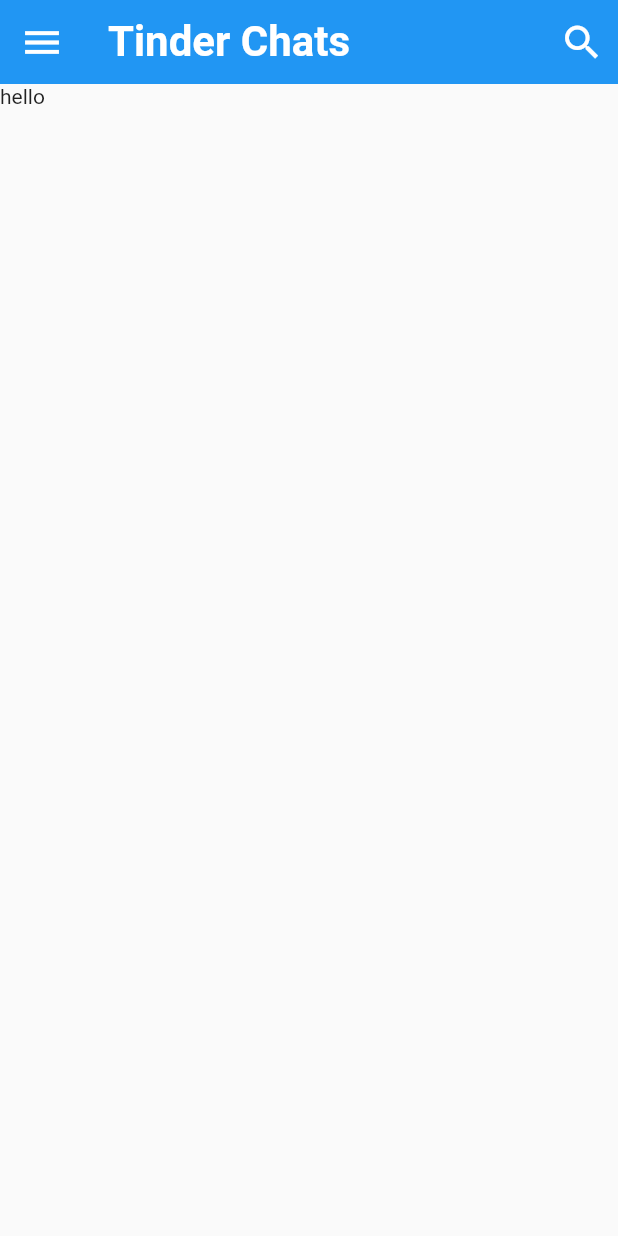
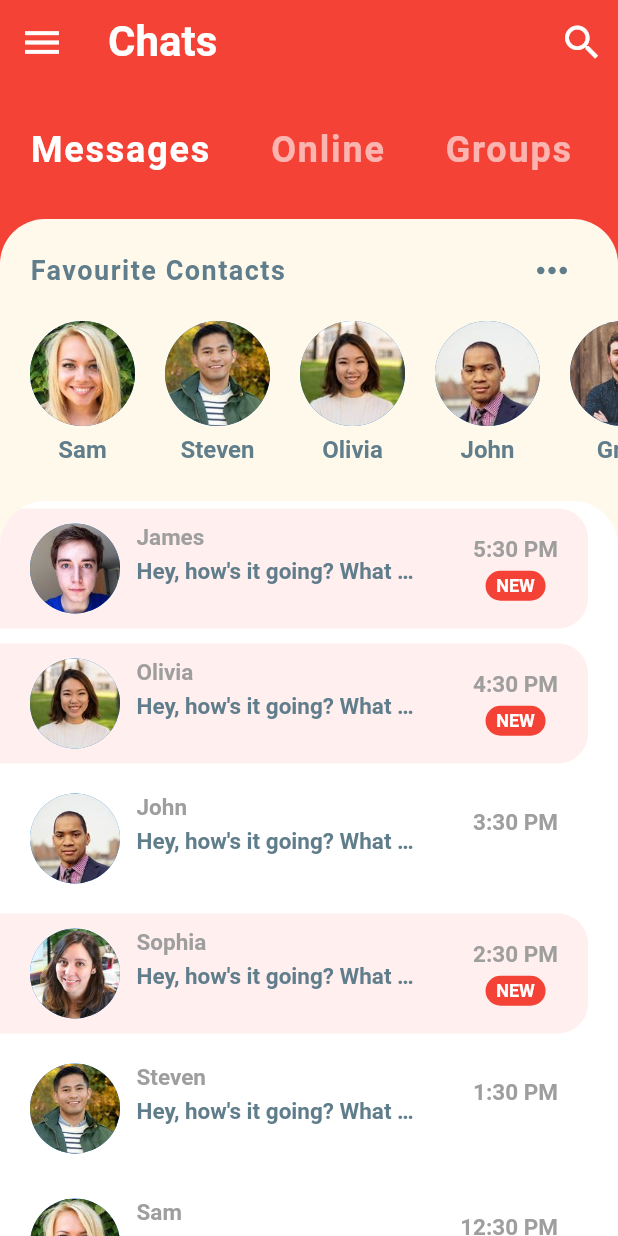
Before and after one commit to ishanbhawantha/flutter_chat_application_ui, a Flutter app: the screen it shows after launch, on a phone screen of 412 x 824 dp. Run offline on Flutter 3.47's test engine with Material 2 defaults, Android fonts, the phone set to English and light mode, and no system bars.

Commit message:
Completed UI in chat part

```diff
--- a/lib/main.dart
+++ b/lib/main.dart
@@ -8,9 +8,11 @@ class MyApp extends StatelessWidget {
   @override
   Widget build(BuildContext context) {
     return MaterialApp(
-      title: 'Flutter Demo',
+      title: 'Tinder Chat',
+      debugShowCheckedModeBanner: false,
       theme: ThemeData(
-        primarySwatch: Colors.blue,
+        primaryColor: Colors.red,
+        accentColor: Color(0xFFFEF9EB),
       ),
       home: HomeScreen(),
     );
--- a/lib/models/message_model.dart
+++ b/lib/models/message_model.dart
@@ -84,7 +84,7 @@ List<Message> chats = [
   Message(
     sender: greg,
     time: '11:30 AM',
-    text: 'Hey, how\'s it going? What did you do today?',
+    text: 'Hey, how\'s it going?',
     isLiked: false,
     unread: false,
   ),
--- a/lib/screens/home_screen.dart
+++ b/lib/screens/home_screen.dart
@@ -1,4 +1,7 @@
 import 'package:flutter/material.dart';
+import 'package:flutter_chat_ui_starter/widgets/category_selector.dart';
+import 'package:flutter_chat_ui_starter/widgets/favourite_contacts.dart';
+import 'package:flutter_chat_ui_starter/widgets/recent_chats.dart';
 
 class HomeScreen extends StatefulWidget {
   @override
@@ -9,17 +12,19 @@ class _HomeScreenState extends State<HomeScreen> {
   @override
   Widget build(BuildContext context) {
     return Scaffold(
+        backgroundColor: Theme.of(context).primaryColor,
         appBar: AppBar(
           leading: IconButton(
             icon: Icon(Icons.menu),
             iconSize: 30.0,
             color: Colors.white,
-        onPressed: (){},
+            onPressed: () {},
           ),
-       title: Text('Tinder Chats',
+          title: Text(
+            'Chats',
             style: TextStyle(
               fontSize: 28.0,
-           fontWeight: FontWeight.bold
+              fontWeight: FontWeight.bold,
             ),
           ),
           elevation: 0.0,
@@ -28,11 +33,31 @@ class _HomeScreenState extends State<HomeScreen> {
               icon: Icon(Icons.search),
               iconSize: 30.0,
               color: Colors.white,
-            onPressed: (){},
+              onPressed: () {},
             ),
           ],
         ),
-      body:Text('hello')
-    );
+        body: Column(
+          children: <Widget>[
+            CategorySelector(),
+            Expanded(
+              child: Container(
+                decoration: BoxDecoration(
+                  color: Theme.of(context).accentColor,
+                  borderRadius: BorderRadius.only(
+                    topLeft: Radius.circular(30.0),
+                    topRight: Radius.circular(30.0),
+                  ),
+                ),
+                child: Column(
+                  children: <Widget>[
+                    FavouriteContacts(),
+                    RecentChats(),
+                  ],
+                ),
+              ),
+            ),
+          ],
+        ));
   }
 }
--- /dev/null
+++ b/lib/widgets/category_selector.dart
@@ -0,0 +1,47 @@
+import 'package:flutter/material.dart';
+
+class CategorySelector extends StatefulWidget {
+  @override
+  _CategorySelectorState createState() => _CategorySelectorState();
+}
+
+class _CategorySelectorState extends State<CategorySelector> {
+  int selectedIndex = 0;
+  final List<String> categories = ['Messages', 'Online', 'Groups', 'Requests'];
+
+  @override
+  Widget build(BuildContext context) {
+    return Container(
+      height: 90.0,
+      color: Theme.of(context).primaryColor,
+      child: ListView.builder(
+        scrollDirection: Axis.horizontal,
+        itemCount: categories.length,
+        itemBuilder: (BuildContext context, int index) {
+          return GestureDetector(
+            onTap: () {
+              setState(() {
+                selectedIndex = index;
+              });
+            },
+            child: Padding(
+              padding: EdgeInsets.symmetric(
+                horizontal: 20.0,
+                vertical: 30,
+              ),
+              child: Text(
+                categories[index],
+                style: TextStyle(
+                  color: index == selectedIndex ? Colors.white : Colors.white60,
+                  fontSize: 24.0,
+                  fontWeight: FontWeight.bold,
+                  letterSpacing: 1.2,
+                ),
+              ),
+            ),
+          );
+        },
+      ),
+    );
+  }
+}
--- /dev/null
+++ b/lib/widgets/favourite_contacts.dart
@@ -0,0 +1,79 @@
+import 'package:flutter/material.dart';
+import 'package:flutter_chat_ui_starter/models/message_model.dart';
+import 'package:flutter_chat_ui_starter/screens/chat_screen.dart';
+
+class FavouriteContacts extends StatelessWidget {
+  @override
+  Widget build(BuildContext context) {
+    return Padding(
+      padding: EdgeInsets.symmetric(vertical: 10.0),
+      child: Column(
+        children: <Widget>[
+          Padding(
+            padding: EdgeInsets.symmetric(horizontal: 20.0),
+            child: Row(
+                mainAxisAlignment: MainAxisAlignment.spaceBetween,
+                children: <Widget>[
+                  Text(
+                    'Favourite Contacts',
+                    style: TextStyle(
+                      color: Colors.blueGrey,
+                      fontSize: 18.0,
+                      fontWeight: FontWeight.bold,
+                      letterSpacing: 1.0,
+                    ),
+                  ),
+                  IconButton(
+                    icon: Icon(Icons.more_horiz),
+                    iconSize: 30.0,
+                    color: Colors.blueGrey,
+                    onPressed: () {},
+                  )
+                ]),
+          ),
+          Container(
+            height: 120.0,
+            child: ListView.builder(
+              padding: EdgeInsets.only(left: 10.0),
+              scrollDirection: Axis.horizontal,
+              itemCount: favorites.length,
+              itemBuilder: (BuildContext context, int index) {
+                return GestureDetector(
+                  onTap: () => Navigator.push(
+                    context,
+                    MaterialPageRoute(
+                      builder: (_) => ChatScreen(
+                        user: favorites[index],
+                      ),
+                    ),
+                  ),
+                  child: Padding(
+                    padding: EdgeInsets.all(10.0),
+                    child: Column(
+                      children: <Widget>[
+                        CircleAvatar(
+                          radius: 35.0,
+                          backgroundImage:
+                              AssetImage(favorites[index].imageUrl),
+                        ),
+                        SizedBox(height: 6.0),
+                        Text(
+                          favorites[index].name,
+                          style: TextStyle(
+                            color: Colors.blueGrey,
+                            fontSize: 16.0,
+                            fontWeight: FontWeight.w600,
+                          ),
+                        ),
+                      ],
+                    ),
+                  ),
+                );
+              },
+            ),
+          ),
+        ],
+      ),
+    );
+  }
+}
--- /dev/null
+++ b/lib/widgets/recent_chats.dart
@@ -0,0 +1,135 @@
+import 'package:flutter/material.dart';
+import 'package:flutter_chat_ui_starter/models/message_model.dart';
+import 'package:flutter_chat_ui_starter/screens/chat_screen.dart';
+
+class RecentChats extends StatelessWidget {
+  @override
+  Widget build(BuildContext context) {
+    return Expanded(
+      child: Container(
+        height: 300.0,
+        decoration: BoxDecoration(
+          color: Colors.white,
+          borderRadius: BorderRadius.only(
+            topLeft: Radius.circular(30.0),
+            topRight: Radius.circular(30.0),
+          ),
+        ),
+        child: ClipRRect(
+          borderRadius: BorderRadius.only(
+            topLeft: Radius.circular(30.0),
+            topRight: Radius.circular(30.0),
+          ),
+          child: ListView.builder(
+            itemCount: chats.length,
+            itemBuilder: (BuildContext context, int index) {
+              final Message chat = chats[index];
+              return GestureDetector(
+                onTap: () => Navigator.push(
+                    context,
+                    MaterialPageRoute(
+                      builder: (_) => ChatScreen(
+                        user: chat.sender,
+                      ),
+                    )),
+                child: Container(
+                  margin: EdgeInsets.only(top: 5.0, bottom: 5.0, right: 20.0),
+                  padding:
+                      EdgeInsets.symmetric(horizontal: 20.0, vertical: 10.0),
+                  decoration: BoxDecoration(
+                    color: chat.unread ? Color(0xFFFFEFEE) : Colors.white,
+                    borderRadius: BorderRadius.only(
+                      topRight: Radius.circular(20.0),
+                      bottomRight: Radius.circular(20.0),
+                    ),
+                  ),
+                  child: Row(
+                    mainAxisAlignment: MainAxisAlignment.spaceBetween,
+                    children: <Widget>[
+                      Center(
+                        child: Wrap(
+                          spacing: -2.0,
+//                        runSpacing: 4.0,
+                          direction: Axis.horizontal,
+                          children: <Widget>[
+                            CircleAvatar(
+                              radius: 30.0,
+                              backgroundImage: AssetImage(chat.sender.imageUrl),
+                            ),
+                            SizedBox(
+                              width: 15.0,
+                            ),
+                            Column(
+                              crossAxisAlignment: CrossAxisAlignment.start,
+                              children: <Widget>[
+                                Text(
+                                  chat.sender.name,
+                                  style: TextStyle(
+                                      color: Colors.grey,
+                                      fontSize: 15.0,
+                                      fontWeight: FontWeight.bold),
+                                ),
+                                SizedBox(height: 5.0),
+                                Container(
+                                  width:
+                                      MediaQuery.of(context).size.width * 0.45,
+                                  child: Text(
+                                    chat.text,
+                                    style: TextStyle(
+                                      color: Colors.blueGrey,
+                                      fontSize: 15.0,
+                                      fontWeight: FontWeight.w600,
+                                    ),
+                                    overflow: TextOverflow.ellipsis,
+                                  ),
+                                ),
+                              ],
+                            ),
+                          ],
+                        ),
+                      ),
+                      Column(
+                        children: <Widget>[
+                          Text(
+                            chat.time,
+                            style: TextStyle(
+                              color: Colors.grey,
+                              fontSize: 15.0,
+                              fontWeight: FontWeight.bold,
+                            ),
+                          ),
+                          SizedBox(
+                            height: 5.0,
+                          ),
+                          chat.unread
+                              ? Container(
+                                  width: 40.0,
+                                  height: 20.0,
+                                  decoration: BoxDecoration(
+                                    color: Theme.of(context).primaryColor,
+                                    borderRadius: BorderRadius.circular(30.0),
+                                  ),
+                                  alignment: Alignment.center,
+                                  child: Text(
+                                    'NEW',
+                                    style: TextStyle(
+                                      color: Colors.white,
+                                      fontSize: 12.0,
+                                      fontWeight: FontWeight.bold,
+                                    ),
+                                  ),
+                                )
+                              : Text('')
+                        ],
+                      ),
+                    ],
+                  ),
+                ),
+              );
+            },
+          ),
+        ),
+      ),
+    );
+  }
+}
```
Also changed, not shown: lib/screens/chat_screen.dart (added, +164 -0 lines). Lines whose indentation alone changed are shown as unchanged.
